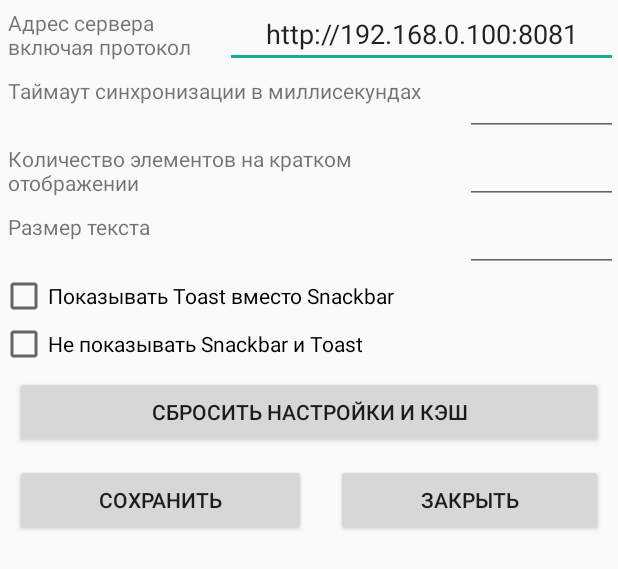
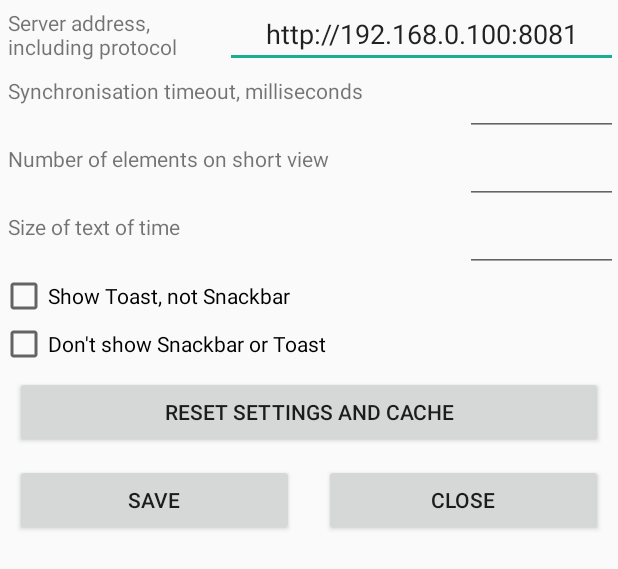
Before and after one commit to Donutellko/TechnopolisShuttle, an Android app: the layout settings_layout.xml on its own in the app's theme, with its tools: preview values and no code run, on a phone screen of 412 x 824 dp. Shown: the top 569 px of the screen. Run offline under Robolectric (Android 15) with nearby library versions, the phone set to English and light mode, and no system bars.

```diff
--- a/app/src/main/java/com/donutellko/technopolisshuttle/Settings.java
+++ b/app/src/main/java/com/donutellko/technopolisshuttle/Settings.java
@@ -14,7 +14,7 @@ public class Settings {
 	}
 
 	// fields with !!!!default!!! values
-	public int countToShowOnShort = 5;
+	public int countToShowOnShort = 8;
 	public MainActivity.State currentState = MainActivity.State.SHORT_VIEW;
 	public boolean showPast = true;
 	public boolean showTo = true; // не сохранять!
--- a/app/src/main/res/layout/full_2col_head.xml
+++ b/app/src/main/res/layout/full_2col_head.xml
@@ -21,7 +21,7 @@
             <TextView
                 android:layout_width="match_parent"
                 android:layout_height="match_parent"
-                android:text="В Технополис"
+                android:text="@string/to_technopolis"
                 android:textAlignment="center"
                 android:textSize="20sp"/>
         </LinearLayout>
@@ -37,7 +37,7 @@
                 android:layout_height="match_parent"
                 android:layout_gravity="center_vertical|center_horizontal"
                 android:gravity="center_vertical|center_horizontal"
-                android:text="К метро"
+                android:text="@string/to_underground"
                 android:textSize="20sp"/>
         </LinearLayout>
     </LinearLayout>
--- a/app/src/main/res/layout/full_layout.xml
+++ b/app/src/main/res/layout/full_layout.xml
@@ -11,7 +11,7 @@
         android:layout_height="wrap_content"
         android:layout_margin="5dp"
         android:checked="true"
-        android:text="Отображать прошедшие"
+        android:text="@string/show_past"
         android:textAlignment="viewStart"
         android:textSize="14sp"/>
 
--- a/app/src/main/res/layout/map_layout.xml
+++ b/app/src/main/res/layout/map_layout.xml
@@ -11,7 +11,7 @@
         android:background="@android:color/holo_red_light"
         android:paddingLeft="15dp"
         android:paddingRight="15dp"
-        android:text="Автобусная ост., м.Московская \nМосковский проспект, 189"
+        android:text="@string/address_of_bus_station"
         android:textColor="@color/common_google_signin_btn_text_dark_focused"
         android:textSize="12sp"/>
 
@@ -24,7 +24,7 @@
         android:background="@android:color/holo_blue_dark"
         android:paddingLeft="15dp"
         android:paddingRight="15dp"
-        android:text='Б.Ц. "TECHNOPOLIS" \nПулковское шоссе, 40к4'
+        android:text="@string/address_of_technopolis"
         android:textColor="@color/common_google_signin_btn_text_dark_focused"
         android:textSize="12sp"/>
 
--- a/app/src/main/res/layout/settings_layout.xml
+++ b/app/src/main/res/layout/settings_layout.xml
@@ -18,11 +18,11 @@
             android:layout_height="match_parent"
             android:padding="5dp"
             android:paddingLeft="10dp"
-            android:text="Адрес сервера включая протокол"/>
+            android:text="@string/address_of_server"/>
 
         <EditText
             android:id="@+id/server_ip"
-            android:layout_width="wrap_content"
+            android:layout_width="0dp"
             android:layout_height="wrap_content"
             android:layout_weight="4.02"
             android:ems="10"
@@ -39,12 +39,12 @@
 
         <TextView
             android:id="@+id/textView5"
-            android:layout_width="wrap_content"
+            android:layout_width="0dp"
             android:layout_height="match_parent"
             android:layout_weight="1"
             android:padding="5dp"
             android:paddingLeft="10dp"
-            android:text="Таймаут синхронизации в миллисекундах"/>
+            android:text="@string/sync_timeout"/>
 
         <EditText
             android:id="@+id/timeout"
@@ -62,12 +62,12 @@
 
         <TextView
             android:id="@+id/textView2"
-            android:layout_width="wrap_content"
+            android:layout_width="0dp"
             android:layout_height="match_parent"
             android:layout_weight="1"
             android:padding="5dp"
             android:paddingLeft="10dp"
-            android:text="Количество элементов на кратком отображении"/>
+            android:text="@string/num_of_elements_in_short"/>
 
         <EditText
             android:id="@+id/count_to_show_on_short"
@@ -86,12 +86,12 @@
 
         <TextView
             android:id="@+id/textView"
-            android:layout_width="wrap_content"
+            android:layout_width="0dp"
             android:layout_height="match_parent"
             android:layout_weight="1"
             android:padding="5dp"
             android:paddingLeft="10dp"
-            android:text="Размер текста"/>
+            android:text="@string/text_size"/>
 
         <EditText
             android:id="@+id/text_size"
@@ -110,10 +110,10 @@
 
         <CheckBox
             android:id="@+id/use_toast"
-            android:layout_width="wrap_content"
+            android:layout_width="0dp"
             android:layout_height="wrap_content"
             android:layout_weight="1"
-            android:text="Показывать Toast вместо Snackbar"/>
+            android:text="@string/show_toast_snackbar"/>
     </LinearLayout>
 
     <LinearLayout
@@ -123,10 +123,10 @@
 
         <CheckBox
             android:id="@+id/no_snackbar"
-            android:layout_width="wrap_content"
+            android:layout_width="0dp"
             android:layout_height="wrap_content"
             android:layout_weight="1"
-            android:text="Не показывать Snackbar и Toast"/>
+            android:text="@string/not_show_toast_snackbar"/>
     </LinearLayout>
 
     <LinearLayout
@@ -136,14 +136,14 @@
 
         <Button
             android:id="@+id/reset"
-            android:layout_width="wrap_content"
+            android:layout_width="0dp"
             android:layout_height="wrap_content"
             android:layout_marginBottom="5dp"
             android:layout_marginLeft="10dp"
             android:layout_marginRight="10dp"
             android:layout_marginTop="5dp"
             android:layout_weight="1"
-            android:text="Сбросить настройки и кэш"/>
+            android:text="@string/reset_settings_and_cash"/>
     </LinearLayout>
 
     <LinearLayout
@@ -160,7 +160,7 @@
             android:layout_marginRight="10dp"
             android:layout_marginTop="5dp"
             android:layout_weight="1"
-            android:text="Сохранить"/>
+            android:text="@string/save"/>
 
         <Button
             android:id="@+id/close"
@@ -171,7 +171,7 @@
             android:layout_marginRight="10dp"
             android:layout_marginTop="5dp"
             android:layout_weight="1"
-            android:text="Закрыть"/>
+            android:text="@string/close"/>
 
     </LinearLayout>
 </LinearLayout>
--- a/app/src/main/res/layout/short_head.xml
+++ b/app/src/main/res/layout/short_head.xml
@@ -20,7 +20,7 @@
             <TextView
                 android:layout_width="match_parent"
                 android:layout_height="match_parent"
-                android:text="Отбытие"
+                android:text="@string/departure"
                 android:textAlignment="center"
                 android:textSize="20sp"
                 />
@@ -37,7 +37,7 @@
                 android:layout_height="match_parent"
                 android:layout_gravity="center_vertical|center_horizontal"
                 android:gravity="center_vertical|center_horizontal"
-                android:text="Осталось времени"
+                android:text="@string/time_left"
                 android:textSize="20sp"/>
         </LinearLayout>
     </LinearLayout>
--- a/app/src/main/res/values/strings.xml
+++ b/app/src/main/res/values/strings.xml
@@ -1,35 +1,50 @@
 <resources>
     <string name="app_name">Technopolis Shuttle</string>
-    <string name="title_home">Home</string>
     <string name="title_dashboard">Dashboard</string>
     <string name="title_notifications">Notifications</string>
-    <string name="reload_shedule">Обновить расписание</string>
-    <string name="settings">Настройки</string>
-    <string name="open_resource">Открыть сайт</string>
-    <string name="change_shedule">Изменить расписание</string>
-    <string name="help">Помощь</string>
-    <string name="about_us">О нас</string>
-    <string name="short_shedule">Краткий</string>
-    <string name="full_shedule">Полный</string>
-    <string name="map">Место</string>
+    <string name="reload_shedule">Update schedule</string>
+    <string name="settings">Settings</string>
+    <string name="open_resource">Open in browser</string>
+    <string name="change_shedule">Edit schedule</string>
+    <string name="help">Help</string>
+    <string name="about_us">About</string>
+    <string name="short_shedule">Short</string>
+    <string name="full_shedule">Full</string>
+    <string name="map">Map</string>
+    <string name="appwidget_text">Shuttle</string>
+    <string name="add_widget">Add widget</string>
+    <string name="to_technopolis">To Technopolis</string>
+    <string name="to_underground">To Underground</string>
+    <string name="show_past">View all</string>
+    <string name="address_of_bus_station">Bus st., Moskovskaya, \nMoskovskii prospect, 189</string>
+    <string name="address_of_technopolis">TECHNOPOLIS bus st.\nPulkovskoye roadway, 40/4</string>
+    <string name="address_of_server">Server address, including protocol</string>
+    <string name="sync_timeout">Synchronisation timeout, milliseconds</string>
+    <string name="num_of_elements_in_short">Number of elements on short view</string>
+    <string name="text_size">Size of text of time</string>
+    <string name="show_toast_snackbar">Show Toast, not Snackbar</string>
+    <string name="not_show_toast_snackbar">Don\'t show Snackbar or Toast</string>
+    <string name="reset_settings_and_cash">Reset settings and cache</string>
+    <string name="save">Save</string>
+    <string name="close">Close</string>
+    <string name="departure">Departure</string>
+    <string name="time_left">Time left</string>
     <string-array name="weekdays">
-        <item>Понедельник</item>
-        <item>Вторник</item>
-        <item>Среда</item>
-        <item>Четверг</item>
-        <item>Пятница</item>
-        <item>Суббота</item>
-        <item>Воскресенье</item>
+        <item>Monday</item>
+        <item>Tuesday</item>
+        <item>Wednesday</item>
+        <item>Thursday</item>
+        <item>Friday</item>
+        <item>Saturday</item>
+        <item>Sunday</item>
     </string-array>
     <string-array name="weekdays_short">
-        <item>пн</item>
-        <item>вт</item>
-        <item>ср</item>
-        <item>чт</item>
-        <item>пт</item>
-        <item>сб</item>
-        <item>вс</item>
+        <item>mo</item>
+        <item>tu</item>
+        <item>we</item>
+        <item>th</item>
+        <item>fr</item>
+        <item>sa</item>
+        <item>su</item>
     </string-array>
-    <string name="appwidget_text">EXAMPLE</string>
-    <string name="add_widget">Add widget</string>
 </resources>
```
Also changed, not shown: app/src/main/java/com/donutellko/technopolisshuttle/MyWidget.java (+13 -14 lines), app/src/main/res/layout/short_layout.xml (+4 -4 lines), 1 other file.
